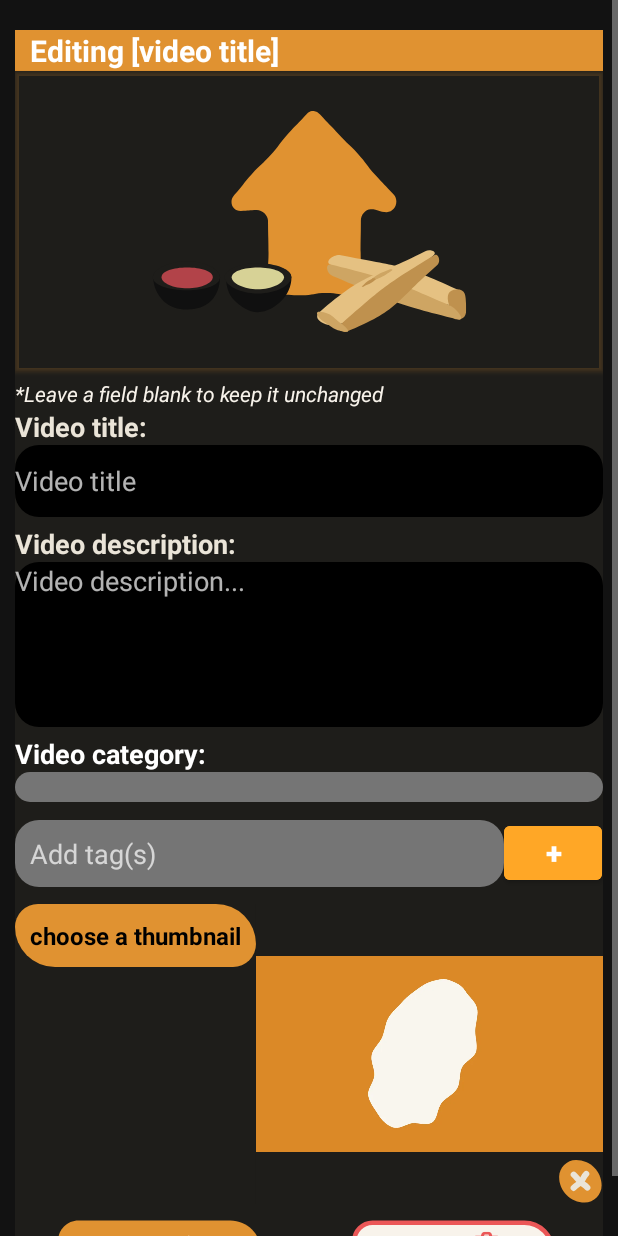
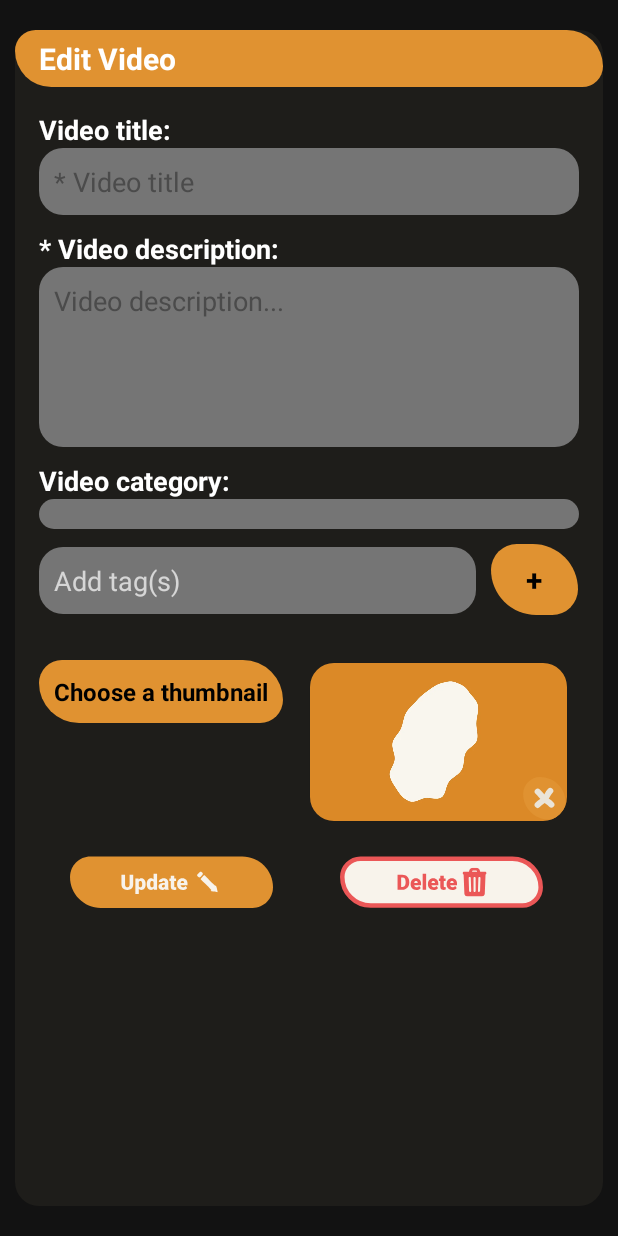
Before and after one commit to Mzhenian/CrispyCrumbsAndroid, an Android app: the fragment EditVideoFragment shown on its own in the app's theme, on a phone screen of 412 x 824 dp. Run offline under Robolectric (Android 15) with nearby library versions, the phone set to English and light mode, and no system bars; our stand-ins replace Room's generated code; network calls fail; pictures from the network do not load; 1 statement that could not run was skipped.

Commit message:
fix edit videos

```diff
--- a/app/src/main/java/com/example/crispycrumbs/view/EditVideoFragment.java
+++ b/app/src/main/java/com/example/crispycrumbs/view/EditVideoFragment.java
@@ -93,10 +93,6 @@
         binding.titleEditVideoEdit.setText("Editing: " + video.getTitle() + "\n #" + video.getVideoId());
 
         String thumbnailUrl = ServerAPI.getInstance().constructUrl(video.getThumbnail());
-        Glide.with(MainPage.getInstance())
-                .load(thumbnailUrl)
-                .placeholder(R.drawable.default_video_thumbnail)
-                .into(binding.imgOriginalThumbailEdit);
 
         Glide.with(MainPage.getInstance())
                 .load(thumbnailUrl)
--- a/app/src/main/res/layout/fragment_edit_video.xml
+++ b/app/src/main/res/layout/fragment_edit_video.xml
@@ -8,17 +8,16 @@
     android:windowSoftInputMode="adjustPan"
     tools:context=".view.EditVideoFragment">
 
-
     <ScrollView
         android:layout_width="match_parent"
         android:layout_height="match_parent"
         android:fillViewport="true"
-        tools:layout_editor_absoluteX="0dp"
-        tools:layout_editor_absoluteY="89dp">
+        tools:layout_editor_absoluteX="16dp"
+        tools:layout_editor_absoluteY="101dp">
 
         <LinearLayout
             android:layout_width="match_parent"
-            android:layout_height="wrap_content"
+            android:layout_height="match_parent"
             android:layout_marginHorizontal="10dp"
             android:layout_marginVertical="20dp"
             android:background="@drawable/round_corners_gray"
@@ -28,139 +27,83 @@
             app:layout_constraintStart_toStartOf="parent"
             app:layout_constraintTop_toTopOf="parent">
 
-
-<!--            todo V1-->
-<!--            <TextView-->
-<!--                android:id="@+id/title_edit_video_edit"-->
-<!--                android:layout_width="match_parent"-->
-<!--                android:layout_height="wrap_content"-->
-<!--                android:background="@drawable/diff_round_corners_orange"-->
-<!--                android:paddingHorizontal="10dp"-->
-<!--                android:text="@string/editing_video_title"-->
-<!--                android:textColor="@color/absolute_ofek_white"-->
-<!--                android:textSize="20sp"-->
-<!--                android:textStyle="bold" />-->
-
-<!--            <TextView-->
-<!--                android:id="@+id/txt_choose_video_edit"-->
-<!--                android:layout_width="wrap_content"-->
-<!--                android:layout_height="wrap_content"-->
-<!--                android:text="@string/original_thumbnail"-->
-<!--                android:textAppearance="@style/TextAppearance.BoldText"-->
-<!--                android:textColor="@color/black"-->
-<!--                android:textSize="16sp"-->
-<!--                android:textStyle="bold" />-->
-
-<!--            <RelativeLayout-->
-<!--                android:id="@+id/choose_video_edit"-->
-<!--                android:layout_width="match_parent"-->
-<!--                android:layout_height="200dp"-->
-<!--                android:gravity="center">-->
-<!--                -->
-<!--                <ImageView-->
-<!--                    android:id="@+id/img_original_thumbail_edit"-->
-<!--                    android:layout_width="200dp"-->
-<!--                    android:layout_height="200dp"-->
-<!--                    android:layout_centerInParent="true"-->
-<!--                    android:adjustViewBounds="true"-->
-<!--                    android:clickable="false"-->
-<!--                    android:scaleType="fitCenter"-->
-<!--                    android:src="@drawable/layer_1" />-->
-<!--            </RelativeLayout>-->
-
-            <!--            todo V2-->
             <TextView
-                            android:id="@+id/title_edit_video_edit"
+                android:id="@+id/titleEditVideoEdit"
                 android:layout_width="match_parent"
                 android:layout_height="wrap_content"
-                            android:background="@color/crispy_orange"
-                            android:paddingHorizontal="10dp"
-                            android:text="@string/editing_video_title"
+                android:background="@drawable/diff_round_corners_orange"
+                android:paddingTop="5dp"
+                android:paddingBottom="5dp"
+                android:paddingHorizontal="16dp"
+                android:text="Edit Video"
                 android:textColor="@color/absolute_ofek_white"
                 android:textSize="20sp"
                 android:textStyle="bold" />
 
-            <androidx.cardview.widget.CardView
+            <LinearLayout
                 android:layout_width="match_parent"
                 android:layout_height="wrap_content"
-                android:backgroundTint="@color/transparent"
-                android:outlineSpotShadowColor="@color/crispy_orange">
-
-                <ImageView
-                    android:id="@+id/img_original_thumbail_edit"
-                    android:layout_width="match_parent"
-                    android:layout_height="200dp"
-                    android:outlineSpotShadowColor="@color/crispy_orange"
-                    android:scaleType="center"
-                    android:src="@drawable/layer_1" />
-            </androidx.cardview.widget.CardView>
+                android:orientation="vertical"
+                android:layout_margin="16dp">
 
                 <TextView
-                android:id="@+id/textView"
-                android:layout_width="match_parent"
-                android:layout_height="wrap_content"
-                android:paddingTop="5dp"
-
-                android:text="*Leave a field blank to keep it unchanged"
-                android:textColor="@color/gray_dark"
-                android:textStyle="italic" />
-
-            <TextView
-                android:id="@+id/video_title_edit"
+                    android:id="@+id/videoTitleEdit"
                     android:layout_width="wrap_content"
                     android:layout_height="wrap_content"
-                android:text="@string/video_title"
+                    android:text="Video title:    "
                     android:textAppearance="@style/TextAppearance.BoldText"
-                android:textColor="@color/black_div"
+                    android:textColor="@color/black"
                     android:textStyle="bold" />
 
                 <EditText
-                android:id="@+id/et_video_title_edit"
+                    android:id="@+id/etVideoTitleEdit"
                     android:layout_width="match_parent"
                     android:layout_height="wrap_content"
+                    android:layout_weight="1"
                     android:background="@drawable/round_corners_white"
-                android:backgroundTint="@color/white"
-                android:ems="10"
-                android:hint="Video title"
+                    android:hint="* Video title"
+                    android:imeOptions="actionNext"
                     android:inputType="text"
-                android:minHeight="48dp"
-                android:textColor="@color/black" />
+                    android:padding="10dp"
+                    android:paddingVertical="@dimen/activity_vertical_margin"
+                    android:textColorHint="@color/gray_light" />
 
                 <TextView
-                android:id="@+id/video_description_edit"
+                    android:id="@+id/videoDescriptionEdit"
                     android:layout_width="wrap_content"
                     android:layout_height="wrap_content"
-                android:layout_marginTop="5dp"
-                android:text="Video description:    "
+                    android:layout_marginTop="10dp"
+                    android:text="* Video description:    "
                     android:textAppearance="@style/TextAppearance.BoldText"
-                android:textColor="@color/black_div"
+                    android:textColor="@color/black"
                     android:textStyle="bold" />
 
                 <EditText
-                android:id="@+id/et_video_description_edit"
+                    android:id="@+id/etVideoDescriptionEdit"
                     android:layout_width="match_parent"
-                android:layout_height="wrap_content"
+                    android:layout_height="120dp"
+                    android:layout_weight="1"
                     android:background="@drawable/round_corners_white"
-                android:backgroundTint="@color/white"
-                android:ems="10"
+                    android:hint="Video description..."
                     android:gravity="top"
-                android:hint="Video description...\n\n\n\n"
-                android:inputType="text|textMultiLine"
-                android:textColor="@color/black" />
-
+                    android:imeOptions="actionNext"
+                    android:inputType="text"
+                    android:padding="10dp"
+                    android:paddingVertical="@dimen/activity_vertical_margin"
+                    android:textColorHint="@color/gray_light" />
 
                 <TextView
-                android:id="@+id/tv_category_edit"
+                    android:id="@+id/tvCategoryEdit"
                     android:layout_width="wrap_content"
                     android:layout_height="wrap_content"
-                android:layout_marginTop="5dp"
+                    android:layout_marginTop="10dp"
                     android:text="@string/video_category"
                     android:textAppearance="@style/TextAppearance.BoldText"
                     android:textColor="@color/black"
                     android:textStyle="bold" />
 
                 <Spinner
-                android:id="@+id/spinner_category_edit"
+                    android:id="@+id/spinnerCategoryEdit"
                     android:layout_width="match_parent"
                     android:layout_height="wrap_content"
                     android:background="@drawable/round_corners_white"
@@ -174,43 +117,47 @@
                     android:orientation="horizontal">
 
                     <EditText
-                    android:id="@+id/et_video_tag_edit"
+                        android:id="@+id/etVideoTagEdit"
                         android:layout_width="0dp"
                         android:layout_height="wrap_content"
                         android:layout_weight="1"
                         android:background="@drawable/round_corners_white"
                         android:hint="Add tag(s)"
+                        android:inputType="text"
                         android:padding="10dp"
                         android:singleLine="true"
                         android:textColor="@color/black" />
 
-                <Button
-                    android:id="@+id/btn_add_video_tag_edit"
+                    <TextView
+                        android:id="@+id/btnAddVideoTagEdit"
                         android:layout_width="0dp"
                         android:layout_height="wrap_content"
                         android:layout_weight="0.2"
-                    android:backgroundTint="@color/crispy_orange_dark"
+                        android:background="@drawable/diff_round_corners_orange"
+                        android:gravity="center"
+                        android:padding="10dp"
                         android:text="+"
-                    android:textColor="@color/black"
+                        android:textColor="@color/white"
                         android:textSize="20sp"
-                    android:textStyle="bold" />
-
+                        android:textStyle="bold"
+                        android:layout_marginLeft="10dp" />
                 </LinearLayout>
 
                 <androidx.recyclerview.widget.RecyclerView
-                android:id="@+id/rv_tags_preview_edit"
+                    android:id="@+id/rvTagsPreviewEdit"
                     android:layout_width="match_parent"
                     android:layout_height="wrap_content"
                     tools:layoutManager="LinearLayoutManager"
                     tools:listitem="@layout/tag_item"
                     tools:orientation="horizontal"
-                android:paddingBottom="10dp"
-                tools:spanCount="5" />
+                    android:layout_marginBottom="10dp"
+                    tools:spanCount="5"
+                    android:layout_marginTop="10dp" />
 
                 <LinearLayout
-                android:id="@+id/chooseThumbnail"
+                    android:id="@+id/chooseThumbnailEditLayout"
                     android:layout_width="match_parent"
-                android:layout_height="200dp"
+                    android:layout_height="130dp"
                     android:gravity="center"
                     android:orientation="horizontal">
 
@@ -219,37 +166,58 @@
                         android:layout_width="wrap_content"
                         android:layout_height="wrap_content"
                         android:layout_gravity="top"
+                        android:layout_marginTop="10dp"
                         android:background="@drawable/diff_round_corners_orange"
                         android:padding="10dp"
-                    android:text="choose a thumbnail"
+                        android:text="Choose a thumbnail"
                         android:textAppearance="@style/TextAppearance.BoldText"
                         android:textColor="@color/white"
                         android:textSize="16sp"
-                    android:textStyle="bold" />
+                        android:textStyle="bold"
+                        android:layout_marginRight="10dp" />
 
                     <androidx.cardview.widget.CardView
                         android:layout_width="wrap_content"
                         android:layout_height="wrap_content"
                         android:layout_weight="1"
-                    android:outlineSpotShadowColor="@color/transparent"
-                    app:cardBackgroundColor="@color/transparent">
-                    >
+                        android:layout_margin="8dp"
+                        app:cardCornerRadius="16dp"
+                        app:cardBackgroundColor="@color/transparent"
+                        android:outlineSpotShadowColor="@color/transparent">
+
+                        <androidx.constraintlayout.widget.ConstraintLayout
+                            android:layout_width="wrap_content"
+                            android:layout_height="wrap_content"
+                            android:layout_gravity="center">
 
                             <ImageView
                                 android:id="@+id/thumbnailImageHolderEdit"
-                        android:layout_width="wrap_content"
-                        android:layout_height="wrap_content"
-                        android:src="@drawable/default_video_thumbnail" />
+                                android:layout_width="0dp"
+                                android:layout_height="105dp"
+                                android:scaleType="centerCrop"
+                                android:adjustViewBounds="true"
+                                android:src="@drawable/default_video_thumbnail"
+                                app:layout_constraintDimensionRatio="16:9"
+                                app:layout_constraintTop_toTopOf="parent"
+                                app:layout_constraintBottom_toBottomOf="parent"
+                                app:layout_constraintStart_toStartOf="parent"
+                                app:layout_constraintEnd_toEndOf="parent"
+                                app:layout_constraintWidth_default="spread"
+                                app:layout_constraintHeight_default="spread" />
 
                             <ImageView
                                 android:id="@+id/btn_delete_thumbnailEdit"
                                 android:layout_width="wrap_content"
                                 android:layout_height="wrap_content"
                                 android:layout_gravity="bottom|end"
+                                app:layout_constraintBottom_toBottomOf="parent"
+                                app:layout_constraintEnd_toEndOf="parent"
                                 app:srcCompat="@drawable/delete_x_inverted" />
+
+                        </androidx.constraintlayout.widget.ConstraintLayout>
+
                     </androidx.cardview.widget.CardView>
                 </LinearLayout>
-
 
                 <LinearLayout
                     android:layout_width="match_parent"
@@ -257,7 +225,7 @@
                     android:orientation="horizontal">
 
                     <ImageButton
-                    android:id="@+id/btn_update"
+                        android:id="@+id/btnUpdate"
                         android:layout_width="wrap_content"
                         android:layout_height="wrap_content"
                         android:layout_weight="1"
@@ -265,14 +233,14 @@
                         android:src="@drawable/update" />
 
                     <ImageButton
-                    android:id="@+id/btn_delete"
+                        android:id="@+id/btnDelete"
                         android:layout_width="wrap_content"
                         android:layout_height="wrap_content"
                         android:layout_weight="1"
                         android:backgroundTint="#00FFFFFF"
                         android:src="@drawable/delete" />
                 </LinearLayout>
-
+            </LinearLayout>
         </LinearLayout>
     </ScrollView>
 
--- a/app/src/main/res/layout/fragment_upload_video.xml
+++ b/app/src/main/res/layout/fragment_upload_video.xml
@@ -122,10 +122,11 @@
             <EditText
                 android:id="@+id/etVideoDescription"
                 android:layout_width="match_parent"
-                android:layout_height="wrap_content"
+                android:layout_height="120dp"
                 android:layout_weight="1"
                 android:background="@drawable/round_corners_white"
-                android:hint="Video description...\n\n\n\n"
+                android:hint="Video description..."
+                android:gravity="top"
                 android:imeOptions="actionNext"
                 android:inputType="text"
                 android:padding="10dp"
```
Lines whose indentation alone changed are shown as unchanged.
